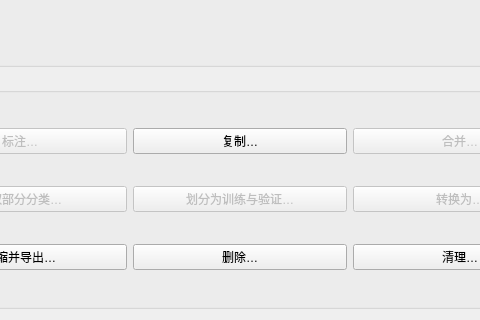
Above: Ui/dataset_window.ui from yan-xiaoo/DatasetGUI before the change; both pictures show x 110 to 590 and y 180 to 500 of the 700 by 500 pixel window. Below: the same form after it.
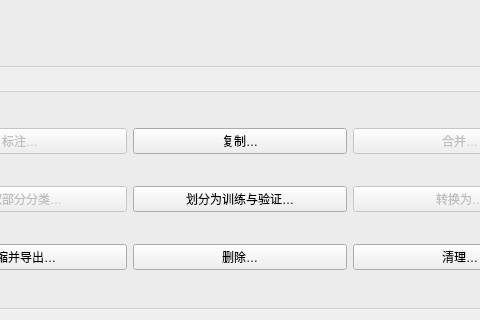
That is the form after the change.

The edit to the form file:
```diff
--- a/Ui/dataset_window.ui
+++ b/Ui/dataset_window.ui
@@ -159,7 +159,7 @@
       <item row="1" column="1">
        <widget class="QPushButton" name="pushButton_8">
         <property name="enabled">
-         <bool>false</bool>
+         <bool>true</bool>
         </property>
         <property name="text">
          <string>划分为训练与验证…</string>
```
Left out of the diff: 4 changed lines with no effect on the pictures.
